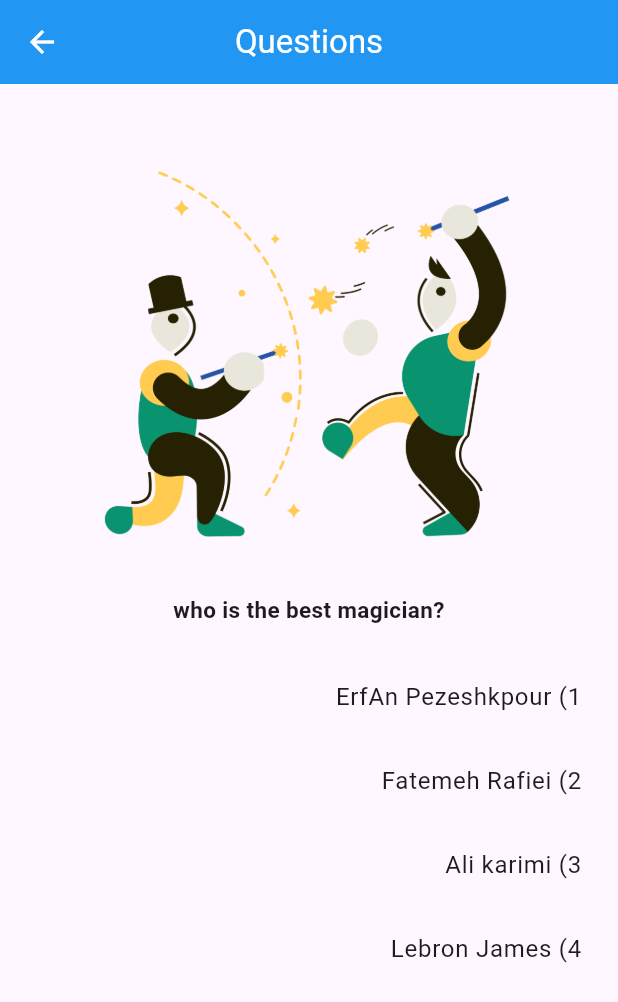
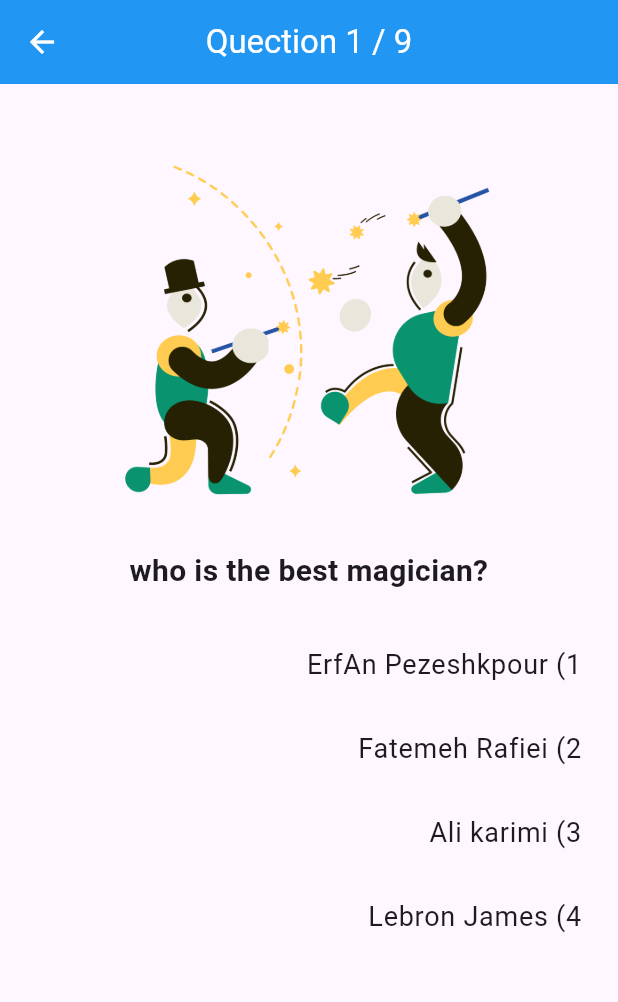
Before and after one commit to ErfAnDev24/quizApp, a Flutter app: the screen it shows after launch, after a tap on "Start!", on a phone screen of 412 x 824 dp. Shown: the top 1002 px of the screen. Run offline on Flutter 3.47's test engine with Material 3 defaults, Android fonts, the phone set to English and light mode, and no system bars.

Commit message:
App has been complated!

```diff
--- a/lib/screens/HomeScreen.dart
+++ b/lib/screens/HomeScreen.dart
@@ -30,8 +30,8 @@ Widget getMainContent(BuildContext context) {
         height: 30,
       ),
       Container(
-        width: 300,
-        height: 300,
+        width: 270,
+        height: 270,
         child: Image(
           image: AssetImage('images/welcome.png'),
         ),
--- a/lib/screens/QuestionsScreen.dart
+++ b/lib/screens/QuestionsScreen.dart
@@ -18,7 +18,7 @@ class _QuestionScreenState extends State<QuestionScreen> {
   @override
   Widget build(BuildContext context) {
     return Scaffold(
-      appBar: getAppBar(),
+      appBar: getAppBar(shownQuestionNumber, getQuestions().length),
       body: Column(
         crossAxisAlignment: CrossAxisAlignment.center,
         children: <Widget>[
@@ -27,8 +27,8 @@ class _QuestionScreenState extends State<QuestionScreen> {
             height: 20,
           ),
           Container(
-            width: 300,
-            height: 300,
+            width: 270,
+            height: 270,
             child: Image(
               image: AssetImage(
                   'images/${questions[shownQuestionNumber].imageNumber}.png'),
@@ -39,7 +39,7 @@ class _QuestionScreenState extends State<QuestionScreen> {
           ),
           Text(
             '${questions[shownQuestionNumber].title}',
-            style: TextStyle(fontSize: 15, fontWeight: FontWeight.bold),
+            style: TextStyle(fontSize: 20, fontWeight: FontWeight.bold),
             textAlign: TextAlign.center,
           ),
           SizedBox(
@@ -51,6 +51,7 @@ class _QuestionScreenState extends State<QuestionScreen> {
               title: Text(
                 '${questions[shownQuestionNumber].answerList![index]} (${index + 1}',
                 textAlign: TextAlign.end,
+                style: TextStyle(fontSize: 18),
               ),
               onTap: () {
                 setState(() {
@@ -72,6 +73,9 @@ class _QuestionScreenState extends State<QuestionScreen> {
               },
             ),
           ),
+          SizedBox(
+            height: 10,
+          ),
           if (showingResult)
             ElevatedButton(
               onPressed: () {
@@ -82,6 +86,8 @@ class _QuestionScreenState extends State<QuestionScreen> {
                 );
               },
               child: Text('Show Results!'),
+              style: ElevatedButton.styleFrom(
+                  backgroundColor: Colors.blue, foregroundColor: Colors.white),
             ),
         ],
       ),
@@ -89,9 +95,9 @@ class _QuestionScreenState extends State<QuestionScreen> {
   }
 }
 
-PreferredSizeWidget getAppBar() {
+PreferredSizeWidget getAppBar(int current, int total) {
   return AppBar(
-    title: Text('Questions'),
+    title: Text('Quection ${current + 1} / $total'),
     backgroundColor: Colors.blue,
     centerTitle: true,
     foregroundColor: Colors.white,
```
Also changed, not shown: lib/screens/ResultPage.dart (+49 -7 lines).
